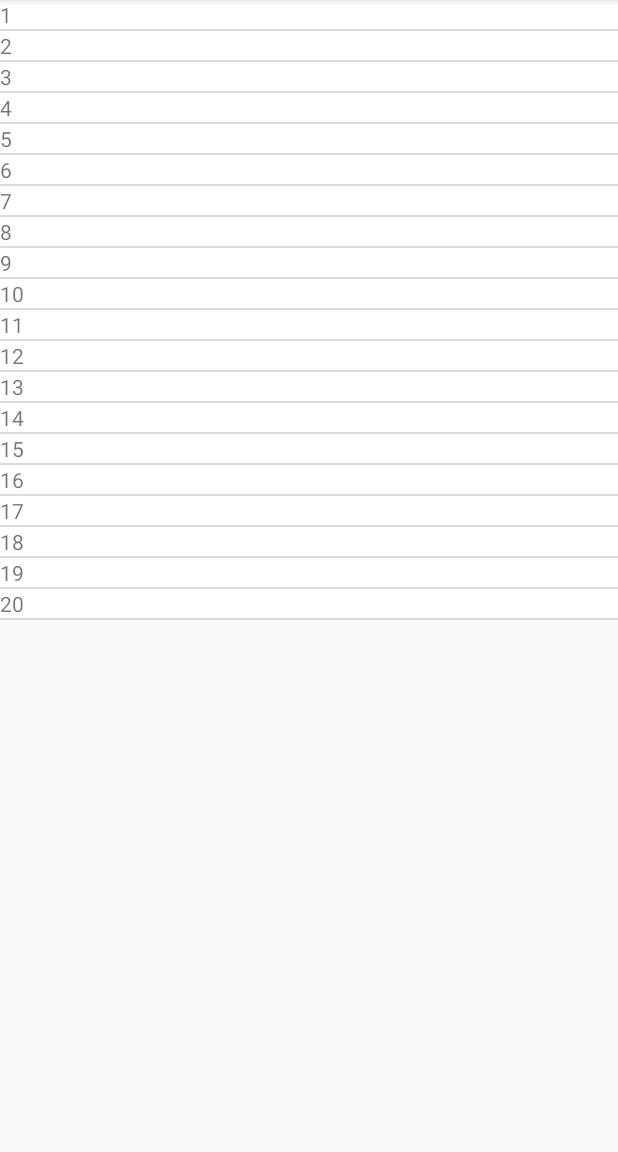
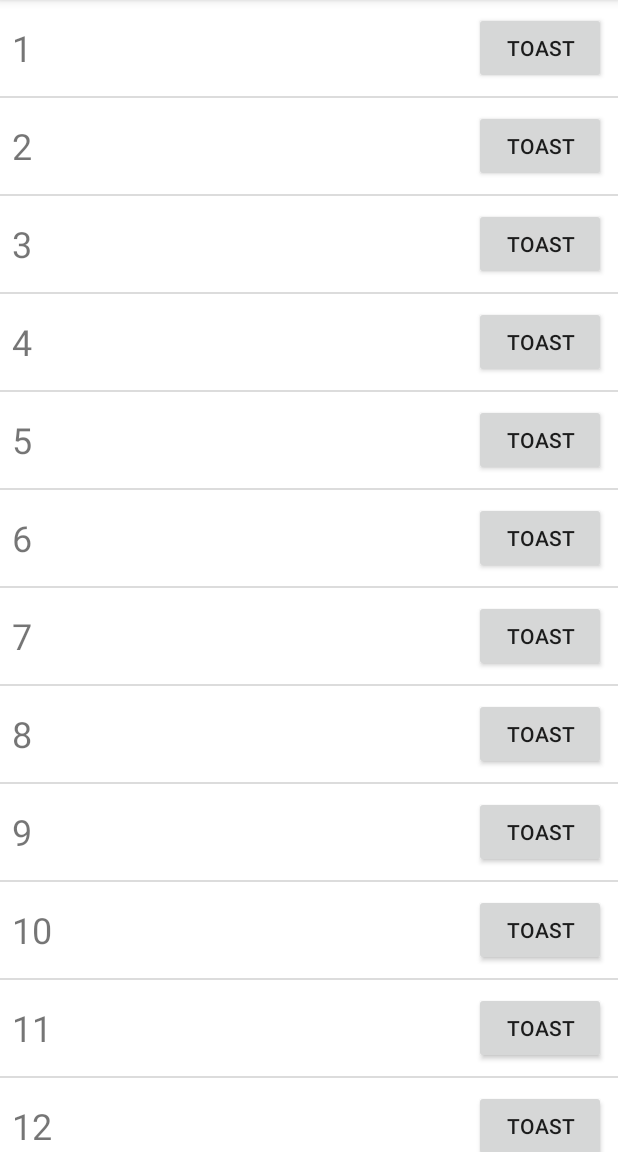
Before and after one commit to bytetonight/ListViewItemToggleState, an Android app: the screen it shows after launch (MainActivity), on a phone screen of 412 x 824 dp, the part 84-1236 px from its top. Run offline under Robolectric (Android 15) with nearby library versions, the phone set to English and light mode, and no system bars.

Commit message:
Added a Button to the List Item Layout to demonstrate the usage and effect of android:descendantFocusability="blocksDescendants"

```diff
--- a/app/src/main/java/android/example/com/listviewitemtogglestate/CustomAdapter.java
+++ b/app/src/main/java/android/example/com/listviewitemtogglestate/CustomAdapter.java
@@ -8,8 +8,10 @@ import android.view.LayoutInflater;
 import android.view.View;
 import android.view.ViewGroup;
 import android.widget.ArrayAdapter;
+import android.widget.Button;
 import android.widget.ImageView;
 import android.widget.TextView;
+import android.widget.Toast;
 
 import java.util.List;
 
@@ -46,7 +48,7 @@ public class CustomAdapter extends ArrayAdapter<ListItem> {
             holder = (ViewHolder) convertView.getTag();
         }
 
-        ListItem listItem = getItem(position);
+        final ListItem listItem = getItem(position);
 
         int color;
         if (listItem.isSelected())
@@ -59,7 +61,12 @@ public class CustomAdapter extends ArrayAdapter<ListItem> {
         holder.listItemRoot.setBackgroundColor(color);
         holder.itemId.setText(listItem.getIdString());
 
-
+        holder.button1.setOnClickListener(new View.OnClickListener() {
+            @Override
+            public void onClick(View view) {
+                Toast.makeText(context, "My Id is: "+listItem.getIdString(), Toast.LENGTH_SHORT).show();
+            }
+        });
 
         return convertView;
     }
@@ -68,11 +75,13 @@ public class CustomAdapter extends ArrayAdapter<ListItem> {
     {
         TextView itemId;
         View listItemRoot;
+        Button button1;
 
         ViewHolder(View v)
         {
             itemId = v.findViewById(R.id.itemId);
             listItemRoot = v.findViewById(R.id.listItemRoot);
+            button1 = v.findViewById(R.id.button1);
         }
     }
 }
--- a/app/src/main/res/layout/activity_main.xml
+++ b/app/src/main/res/layout/activity_main.xml
@@ -9,8 +9,9 @@
     <ListView
         android:id="@+id/myListView"
         android:layout_width="match_parent"
-        android:layout_height="match_parent">
+        android:layout_height="match_parent"
+        tools:listitem="@layout/list_item_layout" />
 
-    </ListView>
+
 
 </LinearLayout>
--- a/app/src/main/res/layout/list_item_layout.xml
+++ b/app/src/main/res/layout/list_item_layout.xml
@@ -1,11 +1,12 @@
 <?xml version="1.0" encoding="utf-8"?>
-<LinearLayout xmlns:android="http://schemas.android.com/apk/res/android"
-    android:layout_width="match_parent"
+<RelativeLayout xmlns:android="http://schemas.android.com/apk/res/android"
     xmlns:tools="http://schemas.android.com/tools"
     android:id="@+id/listItemRoot"
+    android:layout_width="match_parent"
     android:layout_height="match_parent"
-    android:orientation="vertical"
-    android:descendantFocusability="blocksDescendants">
+    android:padding="8dp"
+    android:descendantFocusability="blocksDescendants"
+    android:orientation="vertical">
 
     <!--
     android:descendantFocusability="blocksDescendants" to the rootView
@@ -15,9 +16,28 @@
     as opposed to adding android:focusable="false" to each clickable View
     -->
 
-    <TextView
-        android:id="@+id/itemId"
-        android:layout_width="match_parent"
-        android:layout_height="wrap_content"
-        tools:text="1"/>
-</LinearLayout>
+
+
+        <TextView
+            android:id="@+id/itemId"
+            android:layout_width="wrap_content"
+            android:layout_height="wrap_content"
+            android:layout_centerVertical="true"
+            android:textSize="24sp"
+            tools:text="1" />
+
+        <Button
+            android:id="@+id/button1"
+            android:layout_width="wrap_content"
+            android:layout_height="wrap_content"
+            android:layout_centerVertical="true"
+            android:layout_alignParentEnd="true"
+            android:text="@string/button1Text"
+            tools:text="Toast"/>
+
+
+
+
+
+
+</RelativeLayout>
--- a/app/src/main/res/values/strings.xml
+++ b/app/src/main/res/values/strings.xml
@@ -1,3 +1,4 @@
 <resources>
     <string name="app_name">ListViewItemToggleState</string>
+    <string name="button1Text">Toast</string>
 </resources>
```
